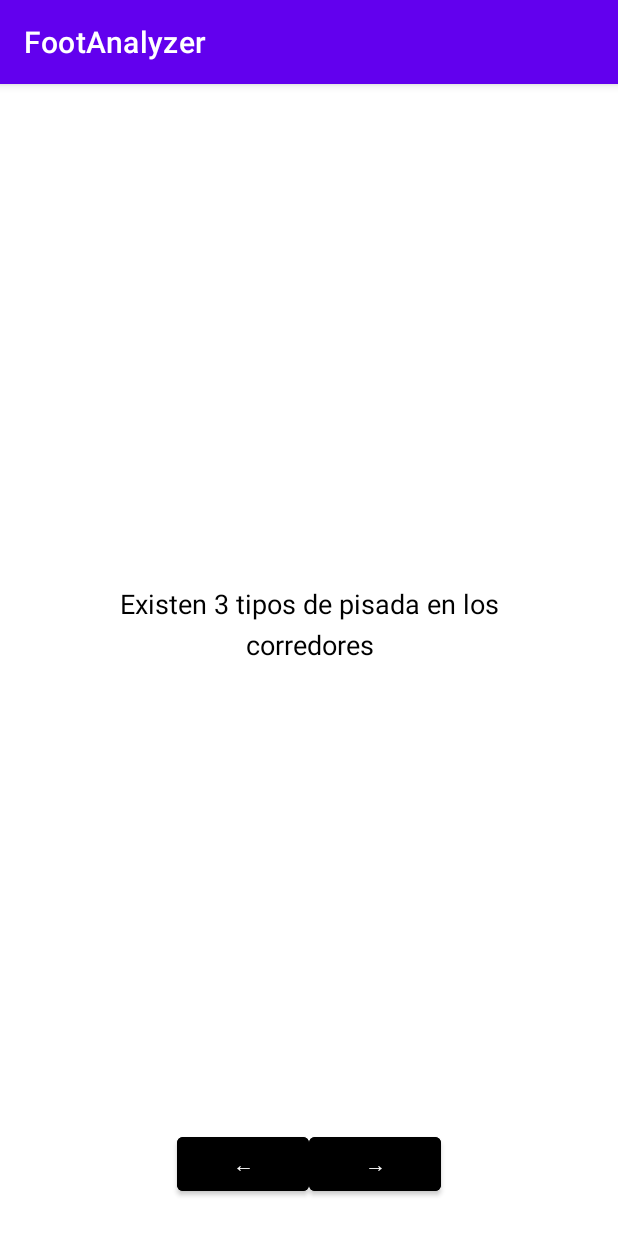
After one commit to AndresFelpeto/TFG, an Android app: the ExplainingActivity screen opened directly, with no data from a screen before it, on a phone screen of 412 x 824 dp. The commit adds this screen. Run offline under Robolectric (Android 15) with nearby library versions, the phone set to English and light mode, and no system bars.

Commit message:
texto pantalla de carga

```diff
--- a/FootAnalyzer-V1/app/src/main/AndroidManifest.xml
+++ b/FootAnalyzer-V1/app/src/main/AndroidManifest.xml
@@ -24,6 +24,10 @@
             </intent-filter>
         </activity>
 
+        <activity android:name=".ExplainingActivity">
+
+        </activity>
+
         <activity android:name=".LoadingDialogFragment"
             tools:ignore="Instantiatable">
 
--- /dev/null
+++ b/FootAnalyzer-V1/app/src/main/java/com/example/footanalyzer/ExplainingActivity.kt
@@ -0,0 +1,51 @@
+package com.example.footanalyzer
+
+import android.os.Bundle
+import android.widget.Button
+import androidx.appcompat.app.AppCompatActivity
+import androidx.viewpager2.widget.ViewPager2
+
+class ExplainingActivity : AppCompatActivity() {
+
+    private lateinit var viewPager: ViewPager2
+    private lateinit var adapter: TextPagerAdapter
+
+    override fun onCreate(savedInstanceState: Bundle?) {
+        super.onCreate(savedInstanceState)
+        setContentView(R.layout.activity_explaining)
+
+        val pages = listOf(
+            "Existen 3 tipos de pisada en los corredores",
+
+            "<b>Pisada Pronadora</b><br>El pie tiende a inclinarse hacia adentro durante el apoyo.<br>Es común, pero un exceso de pronación puede causar lesiones si no se corrige con calzado adecuado.",
+
+            "<b>Pisada Neutra</b><br>El pie impacta de forma equilibrada, apoyando de manera uniforme.<br>Es el tipo de pisada más eficiente y menos propenso a causar lesiones.",
+
+            "<b>Pisada Supinadora</b><br>El pie se inclina hacia afuera al apoyar.<br>Es menos común, y puede estar asociada a rigidez en el pie y sobrecarga en zonas externas.",
+            "Para analizar un video tendrás que seguir los siguientes pasos",
+
+            "Seleccionar un video de tu galería donde se vea tu pisada claramente.",
+
+            "El video debe durar entre 10 y 30 segundos",
+
+            "El video será enviado al servidor para ser analizado",
+
+            "Luego de que termine la carga, podrás ver los resultados del análisis",
+
+            "Además, es posible ver imagenes de la pisada y guardar el video generado en tu galería"
+        )
+
+
+        viewPager = findViewById(R.id.viewPager)
+        adapter = TextPagerAdapter(pages)
+        viewPager.adapter = adapter
+
+        findViewById<Button>(R.id.boton_izquierda).setOnClickListener {
+            if (viewPager.currentItem > 0) viewPager.currentItem -= 1
+        }
+
+        findViewById<Button>(R.id.boton_derecha).setOnClickListener {
+            if (viewPager.currentItem < pages.size - 1) viewPager.currentItem += 1
+        }
+    }
+}
--- /dev/null
+++ b/FootAnalyzer-V1/app/src/main/java/com/example/footanalyzer/TextPagerAdapter.kt
@@ -0,0 +1,33 @@
+package com.example.footanalyzer
+import android.text.Html
+import android.os.Build
+
+import android.view.LayoutInflater
+import android.view.View
+import android.view.ViewGroup
+import android.widget.TextView
+import androidx.recyclerview.widget.RecyclerView
+
+class TextPagerAdapter(private val pages: List<String>) :
+    RecyclerView.Adapter<TextPagerAdapter.PageViewHolder>() {
+
+    class PageViewHolder(itemView: View) : RecyclerView.ViewHolder(itemView) {
+        val textView: TextView = itemView.findViewById(R.id.page_text)
+    }
+
+    override fun onCreateViewHolder(parent: ViewGroup, viewType: Int): PageViewHolder {
+        val view = LayoutInflater.from(parent.context)
+            .inflate(R.layout.page_text_item, parent, false)
+        return PageViewHolder(view)
+    }
+
+    override fun onBindViewHolder(holder: PageViewHolder, position: Int) {
+        val html = pages[position]
+        val formatted =
+            Html.fromHtml(html, Html.FROM_HTML_MODE_LEGACY)
+        holder.textView.text = formatted
+    }
+
+
+    override fun getItemCount(): Int = pages.size
+}
--- /dev/null
+++ b/FootAnalyzer-V1/app/src/main/res/layout/activity_explaining.xml
@@ -0,0 +1,37 @@
+<?xml version="1.0" encoding="utf-8"?>
+<LinearLayout xmlns:android="http://schemas.android.com/apk/res/android"
+        android:orientation="vertical"
+        android:layout_width="match_parent"
+        android:layout_height="match_parent"
+        android:padding="24dp">
+
+    <androidx.viewpager2.widget.ViewPager2
+            android:id="@+id/viewPager"
+            android:layout_width="match_parent"
+            android:layout_height="0dp"
+            android:layout_weight="1" />
+
+    <LinearLayout
+            android:layout_width="match_parent"
+            android:layout_height="wrap_content"
+            android:gravity="center"
+            android:orientation="horizontal">
+
+        <Button
+                android:id="@+id/boton_izquierda"
+                android:layout_width="wrap_content"
+                android:layout_height="wrap_content"
+                android:backgroundTint="#000000"
+                android:textColor="#FFFFFF"
+                android:text="←" />
+
+        <Button
+                android:id="@+id/boton_derecha"
+                android:layout_width="wrap_content"
+                android:layout_height="wrap_content"
+                android:backgroundTint="#000000"
+                android:textColor="#FFFFFF"
+                android:text="→" />
+    </LinearLayout>
+
+</LinearLayout>
--- /dev/null
+++ b/FootAnalyzer-V1/app/src/main/res/layout/page_text_item.xml
@@ -0,0 +1,17 @@
+<?xml version="1.0" encoding="utf-8"?>
+<FrameLayout xmlns:android="http://schemas.android.com/apk/res/android"
+        android:layout_width="match_parent"
+        android:layout_height="match_parent"
+        android:padding="24dp">
+
+    <TextView
+            android:id="@+id/page_text"
+            android:layout_width="match_parent"
+            android:layout_height="match_parent"
+            android:textSize="18sp"
+            android:textColor="#000000"
+            android:gravity="center"
+            android:text="Texto de ejemplo"
+            android:lineSpacingExtra="6dp"
+            android:textAlignment="center" />
+</FrameLayout>
```
Also changed, not shown: FootAnalyzer-V1/app/src/main/java/com/example/footanalyzer/HomeActivity.kt (+7 -0 lines), FootAnalyzer-V1/app/src/main/java/com/example/footanalyzer/LoadingDialogFragment.kt (+7 -0 lines), FootAnalyzer-V1/app/src/main/java/com/example/footanalyzer/LoadingDialogManager.kt (+28 -0 lines), FootAnalyzer-V1/app/src/main/java/com/example/footanalyzer/RunAlyzerController.kt (+3 -13 lines), FootAnalyzer-V1/app/src/main/res/layout/activity_main.xml (+27 -15 lines), FootAnalyzer-V1/app/src/main/res/layout/dialog_loading.xml (+16 -3 lines).
